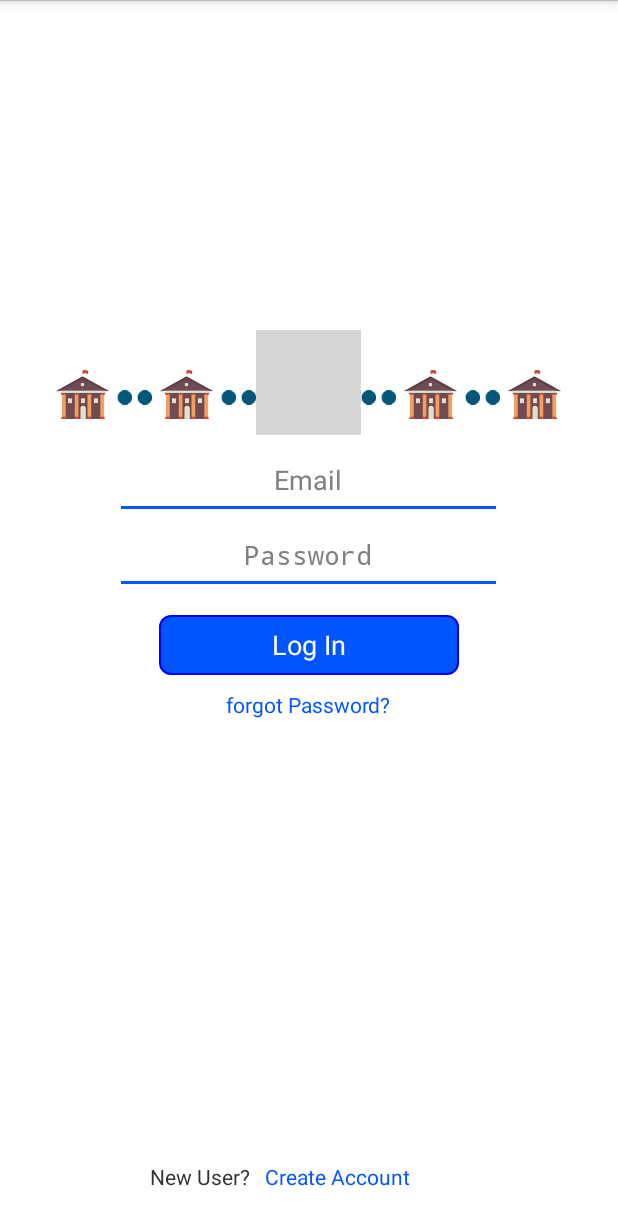
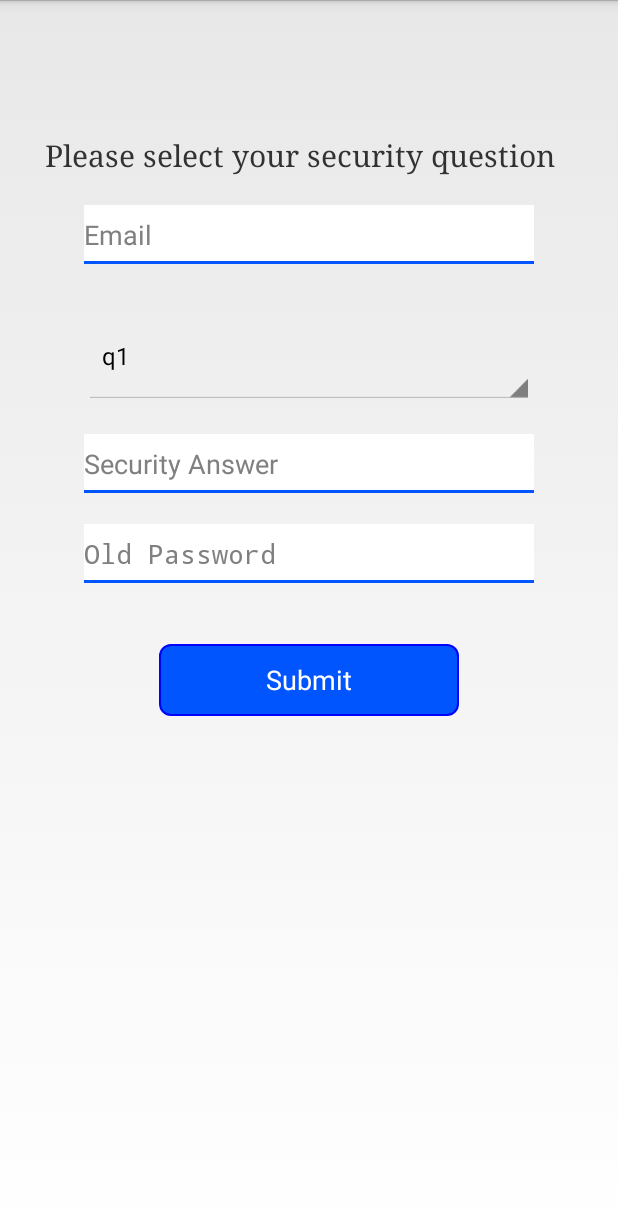
Before and after one commit to gliderabhi/SocialMedia, an Android app: the screen it shows after launch (MainActivity before the commit, ForgotPass after it), after a tap on "forgot Password?", on a phone screen of 412 x 824 dp. Shown: the top 1225 px of the screen. Run offline under Robolectric (Android 15) with nearby library versions, the phone set to English and light mode, and no system bars; our stand-ins replace Volley; grey boxes are pictures that could not be loaded.

Commit message:
Initial Commit

```diff
--- a/app/src/main/java/com/example/munnasharma/socialmedia/MainActivity.java
+++ b/app/src/main/java/com/example/munnasharma/socialmedia/MainActivity.java
@@ -63,12 +63,14 @@ public class MainActivity extends Activity {
             }
         });
 
-        //Forgot Pass Request For new Pss
+        //Forgot Pass Request For new Pass
         forgotPass.setOnClickListener(new View.OnClickListener() {
             @Override
             public void onClick(View v) {
                 Toast.makeText(getApplicationContext(),"Bhai Bacha le ",Toast.LENGTH_LONG).show();
             //add method for password recovery
+                Intent i =new Intent(getApplicationContext(),ForgotPass.class);
+                startActivity(i);
             }
         });
         //Listener for new account creation
@@ -172,7 +174,7 @@ public class MainActivity extends Activity {
 
 */
                                 sessionManager.createLoginSession(FirstName, LastName, College, Branch, Year, Email, MobileNo, Sex);
-                             //   Toast.makeText(getApplicationContext(), "Received ", Toast.LENGTH_SHORT).show();
+                                Toast.makeText(getApplicationContext(), "Received ", Toast.LENGTH_SHORT).show();
 
                             } else {
                                 pr.dismiss();
--- a/app/src/main/java/com/example/munnasharma/socialmedia/SignUpPage3.java
+++ b/app/src/main/java/com/example/munnasharma/socialmedia/SignUpPage3.java
@@ -1,12 +1,13 @@
 package com.example.munnasharma.socialmedia;
 
+import android.app.Activity;
 import android.support.v7.app.AppCompatActivity;
 import android.os.Bundle;
 import android.view.View;
 import android.widget.Button;
 import android.widget.Toast;
 
-public class SignUpPage3 extends AppCompatActivity {
+public class SignUpPage3 extends Activity {
 
     private Button resendLink;
     @Override
--- /dev/null
+++ b/app/src/main/res/layout/activity_forgot_pass.xml
@@ -0,0 +1,70 @@
+<?xml version="1.0" encoding="utf-8"?>
+<RelativeLayout xmlns:android="http://schemas.android.com/apk/res/android"
+    xmlns:tools="http://schemas.android.com/tools"
+    android:id="@+id/activity_forgot_pass"
+    android:layout_width="match_parent"
+    android:layout_height="match_parent"
+    tools:context="com.example.munnasharma.socialmedia.ForgotPass">
+
+    <TextView
+        android:layout_width="wrap_content"
+        android:layout_height="wrap_content"
+        android:id="@+id/Forgot_password_text"
+        android:text="Please select your security question "
+        android:textSize="20dp"
+        android:fontFamily="serif"
+        android:layout_marginTop="90dp"
+        android:layout_marginLeft="30dp"/>
+    <EditText
+        android:layout_width="300dp"
+        android:layout_height="40dp"
+        android:layout_below="@+id/Forgot_password_text"
+        android:layout_marginTop="20dp"
+        android:layout_centerHorizontal="true"
+        android:hint="Email"
+        android:inputType="textEmailAddress"
+        android:background="@drawable/edit_text_custom"
+        android:id="@+id/EmailAddress"
+        />
+    <Spinner
+        android:layout_width="300dp"
+        android:layout_height="wrap_content"
+        android:layout_centerHorizontal="true"
+        android:id="@+id/SecurityQuestionForgot"
+        android:layout_below="@+id/EmailAddress"
+        android:layout_marginTop="30dp"
+        />
+    <EditText
+        android:layout_width="300dp"
+        android:layout_height="40dp"
+        android:layout_below="@+id/SecurityQuestionForgot"
+        android:layout_marginTop="20dp"
+        android:layout_centerHorizontal="true"
+        android:hint="Security Answer"
+        android:background="@drawable/edit_text_custom"
+        android:id="@+id/SecurityAnswerForgot"
+        />
+    <EditText
+        android:layout_width="300dp"
+        android:layout_height="40dp"
+        android:layout_below="@+id/SecurityAnswerForgot"
+        android:layout_marginTop="20dp"
+        android:inputType="textPassword"
+        android:background="@drawable/edit_text_custom"
+        android:layout_centerHorizontal="true"
+        android:hint="Old Password"
+        android:id="@+id/OldPassword"
+
+        />
+    <Button
+        android:layout_width="200dp"
+        android:layout_height="wrap_content"
+        android:background="@drawable/btncustom"
+        android:text="Submit"
+        android:layout_below="@+id/OldPassword"
+        android:layout_centerHorizontal="true"
+        android:textColor="#fff"
+        android:id="@+id/ResetPassButton"
+        android:layout_marginTop="40dp"
+        />
+</RelativeLayout>
--- a/app/src/main/res/layout/activity_main.xml
+++ b/app/src/main/res/layout/activity_main.xml
@@ -164,6 +164,7 @@
     android:layout_marginTop="10dp"
     android:background="@drawable/edit_text_custom"
     android:hint="Email"
+    android:inputType="textEmailAddress"
     android:gravity="center"
     android:id="@+id/LoginEmail"/>
 
```
Also changed, not shown: app/src/main/AndroidManifest.xml (+6 -3 lines), app/src/main/java/com/example/munnasharma/socialmedia/ChangePassReq.java (added, +27 -0 lines), app/src/main/java/com/example/munnasharma/socialmedia/ForgotPass.java (added, +191 -0 lines), app/src/main/java/com/example/munnasharma/socialmedia/ForgotPassReq.java (added, +30 -0 lines), app/src/main/java/com/example/munnasharma/socialmedia/NextPageForgotPass.java (added, +157 -0 lines), app/src/main/java/com/example/munnasharma/socialmedia/ProfilePage.java (added, +13 -0 lines), app/src/main/res/layout/activity_next_page_forgot_pass.xml (added, +51 -0 lines), app/src/main/res/layout/activity_profile_page.xml (added, +13 -0 lines).
